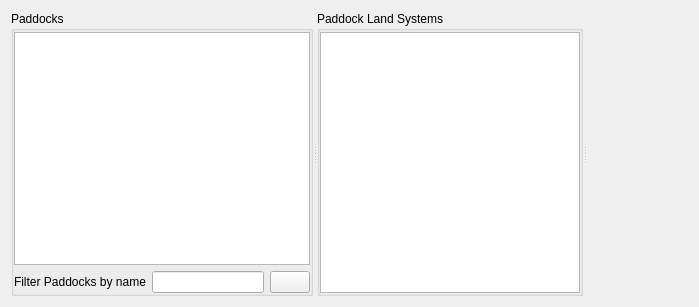
This is mlapp/src/views/paddock_widget_base.ui in Trailmarker/paddock-power as Qt 5 draws it before an edit. The edited form follows.
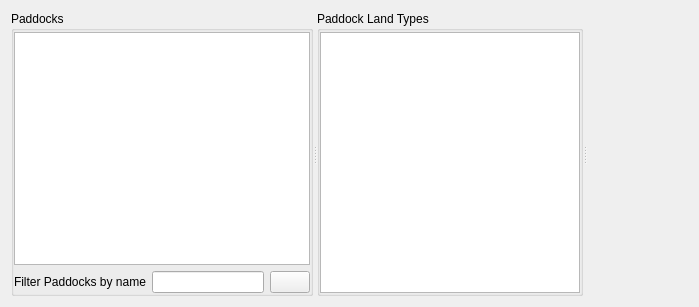
This is the edited form. Icons and pictures are not drawn. Custom widgets are drawn as their Qt base class.

Commit message: Layer name, class and field name changes to 'Land Type' (PP-77)

The edit to the form file:
```diff
--- a/mlapp/src/views/paddock_widget_base.ui
+++ b/mlapp/src/views/paddock_widget_base.ui
@@ -90,7 +90,7 @@
        </sizepolicy>
       </property>
       <property name="title">
-       <string>Paddock Land Systems</string>
+       <string>Paddock Land Types</string>
       </property>
       <layout class="QVBoxLayout" name="paddockLandSystemsVerticalLayout">
        <property name="leftMargin">
```
Left out of the diff: 8 changed lines with no effect on the pictures. The commit also changes 20 other files.
